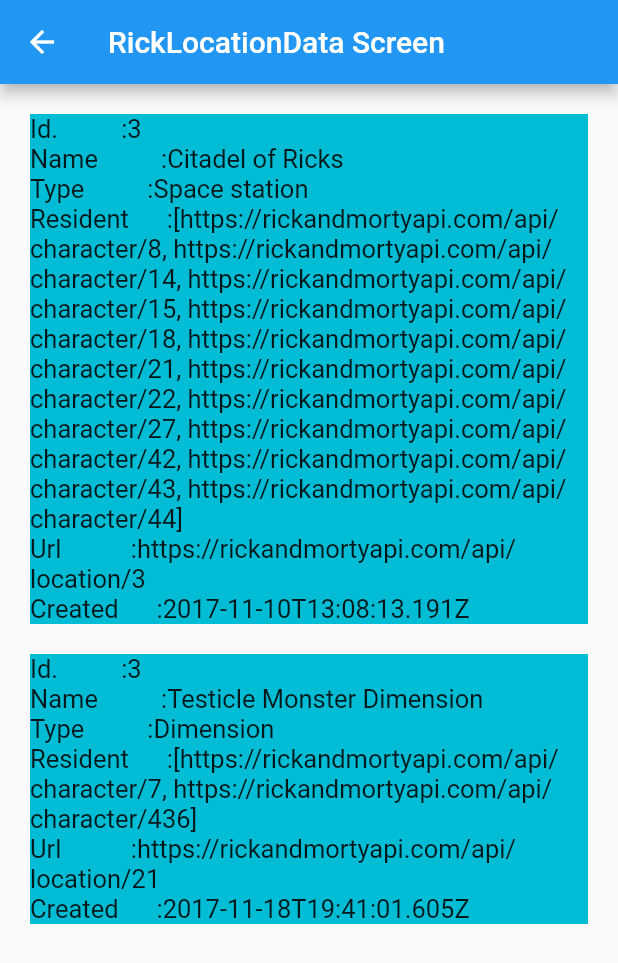
After one commit to januthummar09/model_demo_project, a Flutter app: the RickLocationDataScreen screen opened directly, on a phone screen of 412 x 824 dp. The commit adds this screen. Shown: the top 963 px of the screen. Run offline on Flutter 3.47's test engine with Material 2 defaults, Android fonts, the phone set to English and light mode, and no system bars.

Commit message:
second commit

```diff
--- a/lib/data/app_data/rick_data.dart
+++ b/lib/data/app_data/rick_data.dart
@@ -106,7 +106,7 @@
           "url": "https://rickandmortyapi.com/api/location/3"
         },
         "image": "https://rickandmortyapi.com/api/character/avatar/78.jpeg",
-        "episode": [
+        "episode":[
           "https://rickandmortyapi.com/api/episode/10",
           "https://rickandmortyapi.com/api/episode/28"
         ],
--- /dev/null
+++ b/lib/data/app_data/rick_location_data.dart
@@ -0,0 +1,39 @@
+class RickLocationData{
+  static Map<String,dynamic> rickLocationDetail={
+    "locationData":[
+    {
+        "id": 3,
+        "name": "Citadel of Ricks",
+        "type": "Space station",
+        "dimension": "unknown",
+        "residents": [
+            "https://rickandmortyapi.com/api/character/8",
+            "https://rickandmortyapi.com/api/character/14",
+            "https://rickandmortyapi.com/api/character/15",
+            "https://rickandmortyapi.com/api/character/18",
+            "https://rickandmortyapi.com/api/character/21",
+            "https://rickandmortyapi.com/api/character/22",
+            "https://rickandmortyapi.com/api/character/27",
+            "https://rickandmortyapi.com/api/character/42",
+            "https://rickandmortyapi.com/api/character/43",
+            "https://rickandmortyapi.com/api/character/44",
+
+        ],
+        "url": "https://rickandmortyapi.com/api/location/3",
+        "created": "2017-11-10T13:08:13.191Z"
+    },
+    {
+        "id": 21,
+        "name": "Testicle Monster Dimension",
+        "type": "Dimension",
+        "dimension": "Testicle Monster Dimension",
+        "residents": [
+            "https://rickandmortyapi.com/api/character/7",
+            "https://rickandmortyapi.com/api/character/436"
+        ],
+        "url": "https://rickandmortyapi.com/api/location/21",
+        "created": "2017-11-18T19:41:01.605Z"
+    }
+]
+  };
+}
--- /dev/null
+++ b/lib/data/model/rick_location_model.dart
@@ -0,0 +1,46 @@
+class RickLocationModel {
+  final List<LocationDataList>? locationData;
+
+  RickLocationModel({
+    this.locationData,
+  });
+
+
+
+  factory RickLocationModel.from(Map<String,dynamic>json){
+    return RickLocationModel(
+      locationData: List<LocationDataList>.from(json["locationData"].map((value)=>LocationDataList.from(value)))
+    );
+  }
+}
+
+class LocationDataList {
+  final int? id;
+  final String? name;
+  final String? type;
+  final String? dimension;
+  final List<String>? residents;
+  final String? url;
+  final String? created;
+
+  LocationDataList({
+    this.id,
+    this.name,
+    this.type,
+    this.dimension,
+    this.residents,
+    this.url,
+    this.created,
+  });
+  factory LocationDataList.from(Map<String,dynamic> json) {
+    return LocationDataList(
+      id: json['id'],
+      name: json['name'],
+      type: json['type'],
+      dimension: json['dimension'],
+      residents: json['residents'],
+      url: json['url'],
+      created: json['created'],
+    );
+  }
+}
--- a/lib/main.dart
+++ b/lib/main.dart
@@ -4,6 +4,7 @@
 import 'package:model_demo_project/screens/company_model_use.dart';
 import 'package:model_demo_project/screens/person_data_screen.dart';
 import 'package:model_demo_project/screens/rick_data_screen.dart';
+import 'package:model_demo_project/screens/rick_location_data_screen.dart';
 import 'package:model_demo_project/screens/student_model_data_screen.dart';
 
 void main() {
@@ -46,6 +47,14 @@
       title: "RickDataScreen",
       child: const RickDataScreen(),
     ),
+    ListItem(
+      title: "RickLocationDataScreen",
+      child: const RickLocationDataScreen(),
+    ),
+    ListItem(
+      title: "RickDataScreen",
+      child: const RickDataScreen(),
+    ),
   ];
 
   // This widget is the root of your application.
@@ -57,7 +66,7 @@
       theme: ThemeData(
         primarySwatch: Colors.blue,
       ),
-      // home: const RickDataScreen(),
+      // home: const RickLocationDataScreen(),
       home: Scaffold(
         appBar: AppBar(),
         body: ListView.builder(
--- a/lib/screens/bank_model_data_screen.dart
+++ b/lib/screens/bank_model_data_screen.dart
@@ -21,7 +21,9 @@
   @override
   Widget build(BuildContext context) {
     return Scaffold(
-      appBar: AppBar(),
+      appBar: AppBar(
+        title: const Text("BankModelData Screen"),
+      ),
       body: ListView(
         children: [
           const Text(
@@ -63,7 +65,7 @@
             itemBuilder: (context, index) => Container(
               padding: const EdgeInsets.all(20),
               width: double.infinity,
-              color: Colors.amber,
+              color: Colors.cyan,
               child: Column(
                 crossAxisAlignment: CrossAxisAlignment.start,
                 children: [
--- a/lib/screens/company_model_use.dart
+++ b/lib/screens/company_model_use.dart
@@ -1,4 +1,3 @@
-
 import 'package:flutter/material.dart';
 
 import '../data/app_data/company_data.dart';
@@ -24,7 +23,9 @@
   @override
   Widget build(BuildContext context) {
     return Scaffold(
-      appBar: AppBar(),
+      appBar: AppBar(
+        title: const Text("CompanyModel screen"),
+      ),
       body: Column(
         crossAxisAlignment: CrossAxisAlignment.start,
         children: [
@@ -52,7 +53,6 @@
               shrinkWrap: true,
               itemBuilder: (context, index) => Container(
                 color: Colors.yellow,
-                height: 200,
                 width: double.infinity,
                 child: Text("Name:${name[index]}"),
               ),
--- a/lib/screens/person_data_screen.dart
+++ b/lib/screens/person_data_screen.dart
@@ -21,7 +21,9 @@
   @override
   Widget build(BuildContext context) {
     return Scaffold(
-      appBar: AppBar(),
+      appBar: AppBar(
+        title: const Text("PersonData Screen"),
+      ),
       body: Column(
         children: [
           Card(
@@ -46,7 +48,7 @@
                   shrinkWrap: true,
                   itemBuilder: (context, index) {
                     return Container(
-                      color: Colors.red,
+                      color: Colors.blue,
                       child: Column(
                         children: [
                           Text(
--- a/lib/screens/rick_data_screen.dart
+++ b/lib/screens/rick_data_screen.dart
@@ -21,7 +21,9 @@
   @override
   Widget build(BuildContext context) {
     return Scaffold(
-      appBar: AppBar(),
+      appBar: AppBar(
+        title: const Text("RickData Screen"),
+      ),
       body: SafeArea(
         child: Padding(
           padding: const EdgeInsets.all(20),
--- /dev/null
+++ b/lib/screens/rick_location_data_screen.dart
@@ -0,0 +1,81 @@
+import 'package:flutter/material.dart';
+
+import '../data/app_data/rick_location_data.dart';
+import '../data/model/rick_location_model.dart';
+
+class RickLocationDataScreen extends StatefulWidget {
+  const RickLocationDataScreen({Key? key}) : super(key: key);
+
+  @override
+  State<RickLocationDataScreen> createState() => _RickLocationDataScreenState();
+}
+
+class _RickLocationDataScreenState extends State<RickLocationDataScreen> {
+  RickLocationModel? rickLocationModel;
+  @override
+  void initState() {
+    super.initState();
+    rickLocationModel =
+        RickLocationModel.from(RickLocationData.rickLocationDetail);
+  }
+
+  @override
+  Widget build(BuildContext context) {
+    return Scaffold(
+      appBar: AppBar(
+        title: const Text("RickLocationData Screen"),
+      ),
+      body: SafeArea(
+        child: Padding(
+          padding: const EdgeInsets.all(20),
+          child: ListView(
+            children: [
+              ListView.separated(
+                itemCount: rickLocationModel!.locationData!.length,
+                shrinkWrap: true,
+                physics: const NeverScrollableScrollPhysics(),
+                itemBuilder: (context, index) {
+                  return Container(
+                    color: Colors.cyan,
+                    child: Column(
+                      crossAxisAlignment: CrossAxisAlignment.start,
+                      children: [
+                        Text(
+                          "Id.          :${rickLocationModel!.locationData![0].id}",
+                          style: const TextStyle(fontSize: 17),
+                        ),
+                        Text(
+                          "Name          :${rickLocationModel!.locationData![index].name}",
+                          style: const TextStyle(fontSize: 17),
+                        ),
+                        Text(
+                          "Type          :${rickLocationModel!.locationData![index].type}",
+                          style: const TextStyle(fontSize: 17),
+                        ),
+                        Text(
+                          "Resident      :${rickLocationModel!.locationData![index].residents}",
+                          style: const TextStyle(fontSize: 17),
+                        ),
+                        Text(
+                          "Url           :${rickLocationModel!.locationData![index].url}",
+                          style: const TextStyle(fontSize: 17),
+                        ),
+                        Text(
+                          "Created      :${rickLocationModel!.locationData![index].created}",
+                          style: const TextStyle(fontSize: 17),
+                        ),
+                      ],
+                    ),
+                  );
+                },
+                separatorBuilder: (context, index) => const SizedBox(
+                  height: 20,
+                ),
+              )
+            ],
+          ),
+        ),
+      ),
+    );
+  }
+}
```
